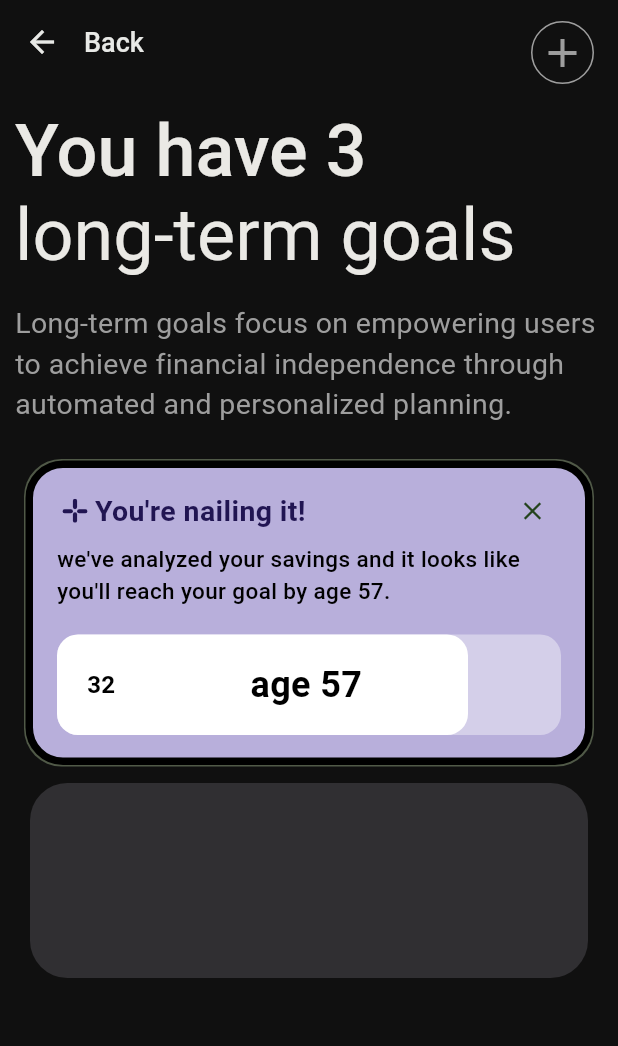
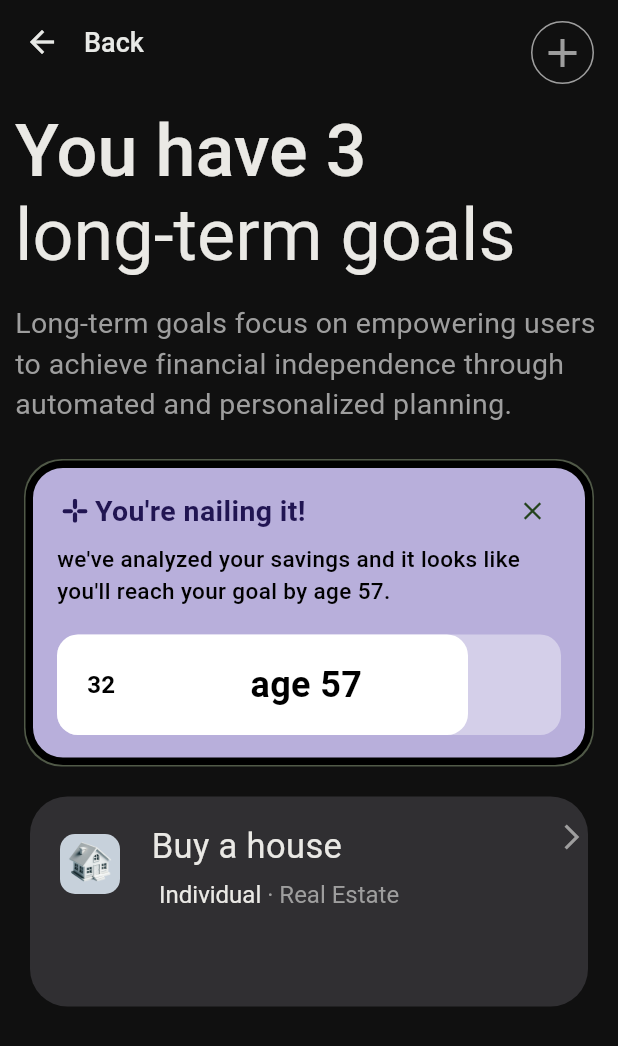
Before and after one commit to rhitverse/fintech-Project, a Flutter app: the GoalPage screen opened directly, on a phone screen of 412 x 824 dp. Shown: the top 1046 px of the screen. Run offline on Flutter 3.47's test engine with Material 3 defaults, Android fonts, the light colour scheme and no system bars; our stand-ins replace fl_chart, flutter_svg; Roboto replaces fonts that are missing (bold, regular).

Commit message:
Eleven Commit

```diff
--- a/lib/pages/goal_page.dart
+++ b/lib/pages/goal_page.dart
@@ -1,5 +1,6 @@
 import 'package:flutter/material.dart';
 import '../widget/ui_helper.dart';
+import 'house_page.dart';
 
 class GoalPage extends StatelessWidget {
   const GoalPage({super.key});
@@ -156,7 +157,7 @@ class GoalPage extends StatelessWidget {
                             children: [
                               UiHelper.CustomText(
                                 text:
-                                    "we've analyzed your savings and it looks like\nyou'll reach your goal by age 57.",
+                                "we've analyzed your savings and it looks like\nyou'll reach your goal by age 57.",
                                 color: Colors.black,
                                 fontsize: 15,
                                 fontweight: FontWeight.w500,
@@ -215,18 +216,102 @@ class GoalPage extends StatelessWidget {
                     ),
                   ),
                 ),
-                SizedBox(height: 11),
+                SizedBox(height: 20),
                 Padding(
                   padding: const EdgeInsets.symmetric(horizontal: 20),
                   child: Container(
-                    height: 130,
+                    height: 140,
                     width: double.infinity,
                     decoration: BoxDecoration(
-                      color: Color(0xFF302F32),
-                      borderRadius: BorderRadius.circular(25)
+                      color: const Color(0xFF302F32),
+                      borderRadius: BorderRadius.circular(25),
                     ),
+                    child: Padding(
+                      padding: const EdgeInsets.only(left: 20, bottom: 50),
+                      child: Row(
+                        crossAxisAlignment: CrossAxisAlignment.center,
+                        children: [
+                          // 🏠 Image container
+                          Container(
+                            height: 40,
+                            width: 40,
+                            decoration: BoxDecoration(
+                              color: const Color(0xffC7D1DB),
+                              borderRadius: BorderRadius.circular(10),
+                            ),
+                            child: Image.asset(
+                              "assets/image/home.png",
+                              fit: BoxFit.contain,
+                            ),
+                          ),
+                          const SizedBox(width: 21),
+                          Padding(
+                            padding: const EdgeInsets.only(top: 17),
+                            child: Row(
+                              crossAxisAlignment: CrossAxisAlignment.start,
+                              children: [
+                                Column(
+                                  crossAxisAlignment: CrossAxisAlignment.start,
+                                  children: [
+                                    const Text(
+                                      "Buy a house",
+                                      style: TextStyle(
+                                        color: Color(0XFFEAE9E5),
+                                        fontSize: 23,
+                                        fontWeight: FontWeight.w400,
+                                      ),
+                                    ),
+                                    const SizedBox(height: 6),
+                                    Padding(
+                                      padding: const EdgeInsets.only(left: 5),
+                                      child: RichText(
+                                        text: const TextSpan(
+                                          children: [
+                                            TextSpan(
+                                              text: "Individual",
+                                              style: TextStyle(
+                                                color: Color(0XFFEAE9E5),
+                                                fontSize: 16,
+                                                fontWeight: FontWeight.w400,
+                                              ),
+                                            ),
+                                            TextSpan(
+                                              text: " · Real Estate",
+                                              style: TextStyle(
+                                                color: Colors.grey,
+                                                fontSize: 16,
+                                                fontWeight: FontWeight.w400,
+                                              ),
+                                            ),
+                                          ],
+                                        ),
+                                      ),
+                                    ),
+                                  ],
+                                ),
+                                const SizedBox(width: 105),
+                                InkWell(
+                                  onTap: () {
+                                    Navigator.push(
+                                      context,
+                                      MaterialPageRoute(
+                                        builder: (context) => HousePage(),
+                                      ),
+                                    );
+                                  },
+                                  child: const Icon(
+                                    Icons.arrow_forward_ios,
+                                    color: Colors.grey,
+                                    size: 20,
+                                  ),
+                                ),
+                              ],
+                            ),
+                          ),
+                        ],
+                      ),
                     ),
-
+                  ),
                 ),
               ],
             ),
--- /dev/null
+++ b/lib/pages/house_page.dart
@@ -0,0 +1,14 @@
+
+import 'package:flutter/material.dart';
+
+class HousePage extends StatelessWidget {
+  const HousePage({super.key});
+
+  @override
+  Widget build(BuildContext context) {
+    return Scaffold(
+      appBar: AppBar(title: const Text("House Page")),
+      body: const Center(child: Text("This is a new page")),
+    );
+  }
+}
```
Also changed, not shown: assets/image/home.png (added), assets/image/home1.png (added), assets/image/house.png (deleted).
